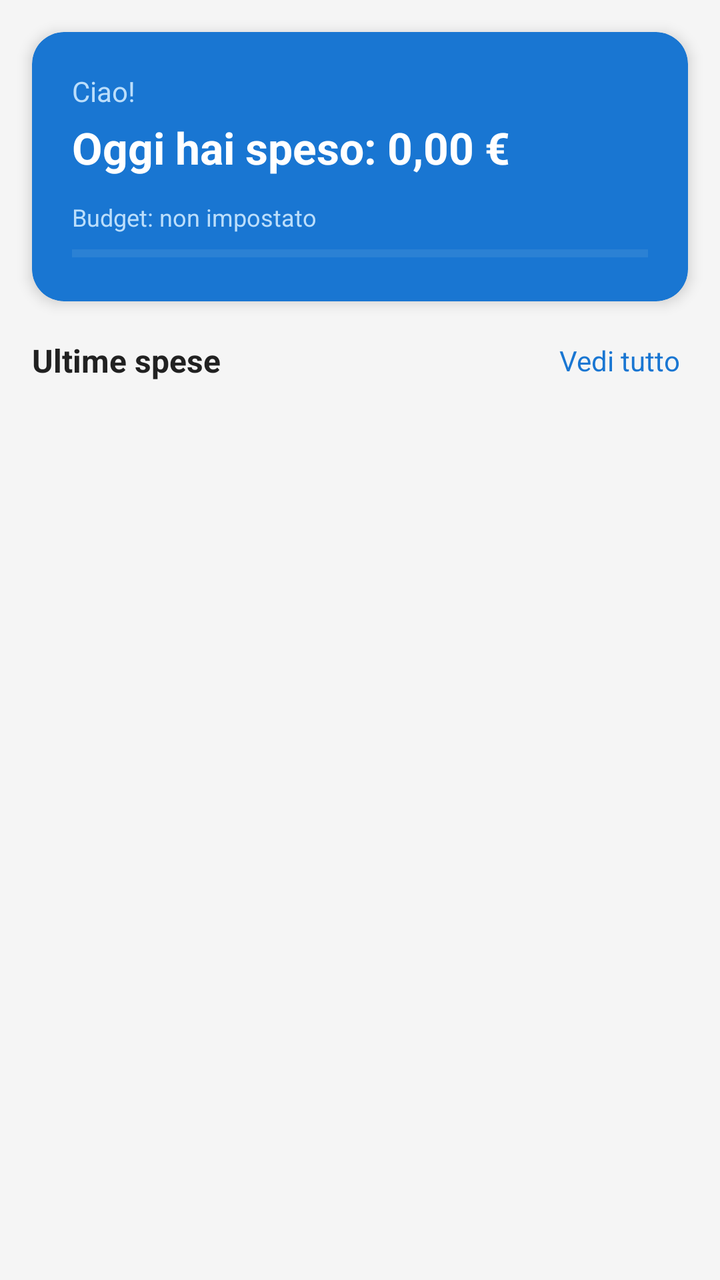
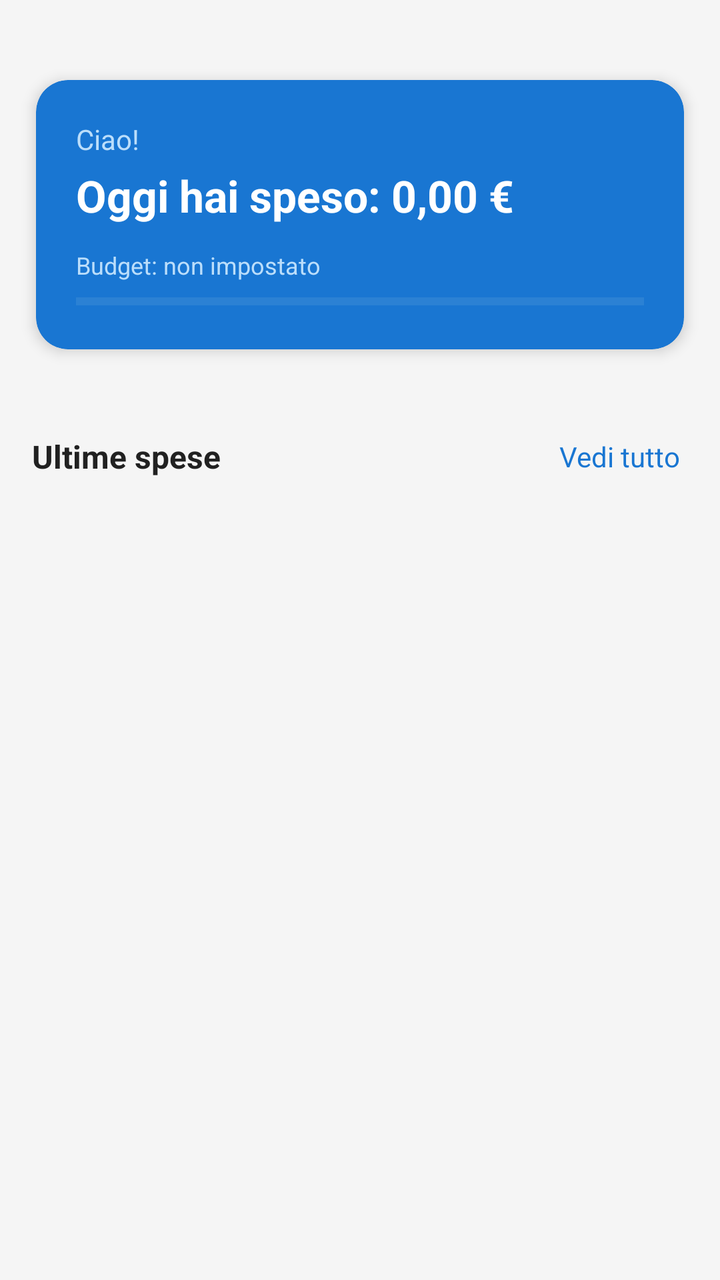

An Android layout rendered at two revisions. The XML below is the earlier revision; the diff shows what the commit changed to produce the second picture.
<!-- AndroidManifest.xml: application theme Theme.Progetto_mobile -->
<!-- res/layout/fragment_home.xml -->
<?xml version="1.0" encoding="utf-8"?>
<LinearLayout
    xmlns:android="http://schemas.android.com/apk/res/android"
    xmlns:app="http://schemas.android.com/apk/res-auto"
    android:layout_width="match_parent"
    android:layout_height="match_parent"
    android:orientation="vertical"
    android:background="#F5F5F5">

    
    <androidx.cardview.widget.CardView
        android:layout_width="match_parent"
        android:layout_height="wrap_content"
        android:layout_margin="16dp"
        app:cardCornerRadius="16dp"
        app:cardElevation="4dp"
        app:cardBackgroundColor="@color/primary">

        <LinearLayout
            android:layout_width="match_parent"
            android:layout_height="wrap_content"
            android:orientation="vertical"
            android:padding="20dp">

            <TextView
                android:id="@+id/tv_greeting"
                android:layout_width="wrap_content"
                android:layout_height="wrap_content"
                android:text="Ciao!"
                android:textColor="#BBDEFB"
                android:textSize="14sp" />

            <TextView
                android:id="@+id/tv_today_total"
                android:layout_width="wrap_content"
                android:layout_height="wrap_content"
                android:layout_marginTop="4dp"
                android:text="Oggi hai speso: 0,00 €"
                android:textColor="@android:color/white"
                android:textSize="22sp"
                android:textStyle="bold" />

            
            <TextView
                android:layout_width="wrap_content"
                android:layout_height="wrap_content"
                android:layout_marginTop="12dp"
                android:text="Budget: non impostato"
                android:textColor="#BBDEFB"
                android:textSize="12sp" />

            <ProgressBar
                android:id="@+id/progress_budget"
                style="?android:attr/progressBarStyleHorizontal"
                android:layout_width="match_parent"
                android:layout_height="8dp"
                android:layout_marginTop="6dp"
                android:max="100"
                android:progress="0"
                android:progressTint="@android:color/white"
                android:progressBackgroundTint="#5C9FD6" />

        </LinearLayout>
    </androidx.cardview.widget.CardView>

    
    <LinearLayout
        android:layout_width="match_parent"
        android:layout_height="wrap_content"
        android:orientation="horizontal"
        android:paddingHorizontal="16dp"
        android:paddingBottom="8dp"
        android:gravity="center_vertical">

        <TextView
            android:layout_width="0dp"
            android:layout_height="wrap_content"
            android:layout_weight="1"
            android:text="Ultime spese"
            android:textColor="#212121"
            android:textSize="16sp"
            android:textStyle="bold" />

        <TextView
            android:id="@+id/tv_see_all"
            android:layout_width="wrap_content"
            android:layout_height="wrap_content"
            android:text="Vedi tutto"
            android:textColor="@color/primary"
            android:textSize="14sp"
            android:padding="4dp" />

    </LinearLayout>

    
    <androidx.recyclerview.widget.RecyclerView
        android:id="@+id/rv_recent_expenses"
        android:layout_width="match_parent"
        android:layout_height="0dp"
        android:layout_weight="1"
        android:paddingTop="4dp"
        android:paddingBottom="80dp"
        android:clipToPadding="false" />

    <TextView
        android:id="@+id/tv_empty"
        android:layout_width="match_parent"
        android:layout_height="0dp"
        android:layout_weight="1"
        android:gravity="center"
        android:text="Nessuna spesa ancora.\nPremi + per aggiungerne una!"
        android:textColor="#9E9E9E"
        android:textSize="14sp"
        android:visibility="gone" />

</LinearLayout>
<!-- resources referenced by this layout -->
<resources>
  <color name="primary">#1976D2</color>
  <style name="Theme.Progetto_mobile" parent="Base.Theme.Progetto_mobile" />
  <style name="Base.Theme.Progetto_mobile" parent="Theme.Material3.DayNight.NoActionBar">
          
          
      </style>
</resources>

<!-- the commit's change to res/layout/fragment_home.xml (unified diff, before → after) -->
@@ -11,7 +11,8 @@
     <androidx.cardview.widget.CardView
         android:layout_width="match_parent"
         android:layout_height="wrap_content"
-        android:layout_margin="16dp"
+        android:layout_marginHorizontal="18dp"
+        android:layout_marginVertical="40dp"
         app:cardCornerRadius="16dp"
         app:cardElevation="4dp"
         app:cardBackgroundColor="@color/primary">
@@ -57,8 +58,8 @@
                 android:layout_marginTop="6dp"
                 android:max="100"
                 android:progress="0"
-                android:progressTint="@android:color/white"
-                android:progressBackgroundTint="#5C9FD6" />
+                android:progressBackgroundTint="#5C9FD6"
+                android:progressTint="@android:color/white" />
 
         </LinearLayout>
     </androidx.cardview.widget.CardView>
